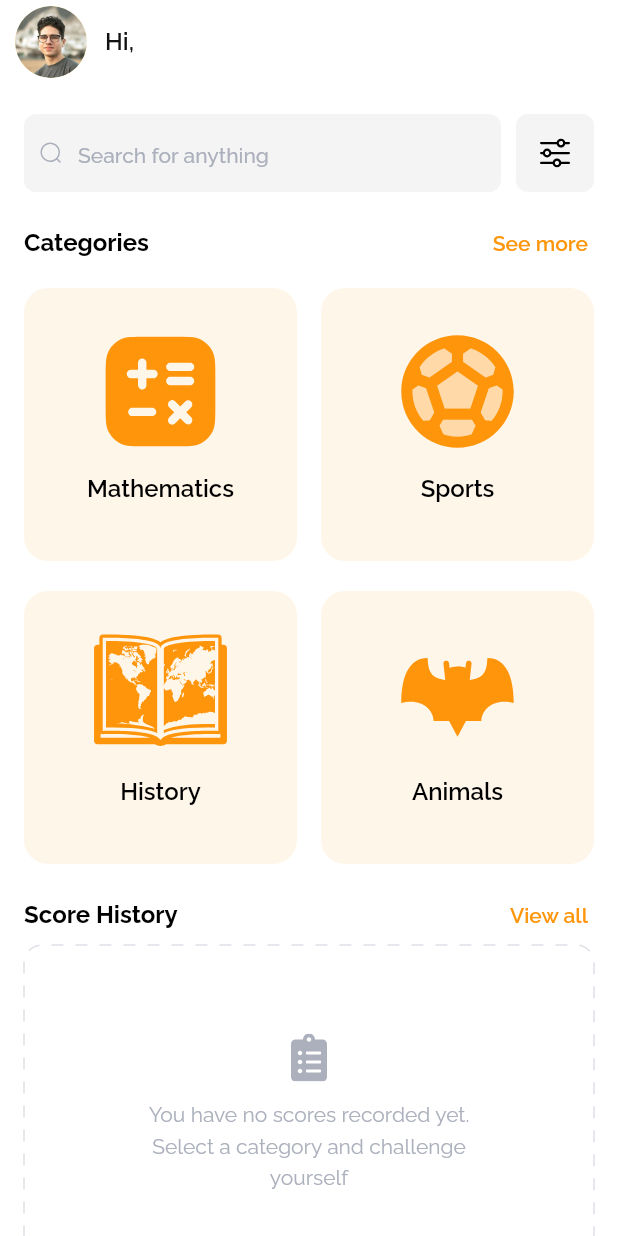
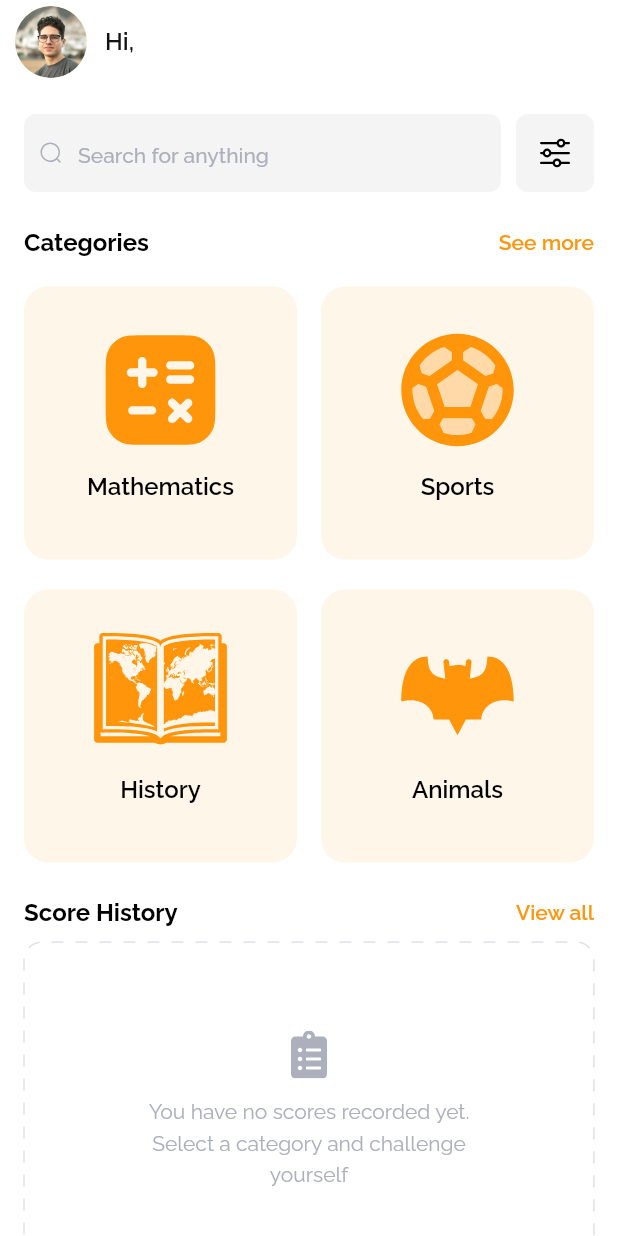
Before and after one commit to iDev-20/quizzia, a Flutter app: the HomeScreen widget shown alone on an empty page, opened directly, on a phone screen of 412 x 824 dp. Run offline on Flutter 3.47's test engine with Material 3 defaults, Android fonts, the light colour scheme and no system bars; drawn by our look-alikes of dotted_border; our stand-ins replace flutter_svg, shared_preferences; accounts and stored records are empty.

Commit message:
Refactor: Move form fields and material components to a new components directory
- Deleted app_form_fields.dart, app_material.dart, app_page.dart, dashboard_metric_grid_view.dart, and related files from resources.
- Created new components for app buttons, dropdown fields, form fields, material, page, and dashboard metric grid view.
- Updated imports in various files to reflect the new component structure.
- Ensured all functionalities remain intact after restructuring.

```diff
--- /dev/null
+++ b/lib/components/tappable_text.dart
@@ -0,0 +1,26 @@
+import 'package:flutter/material.dart';
+import 'package:quizzia/resources/app_colors.dart';
+
+class TappableText extends StatelessWidget {
+  const TappableText(
+      {super.key, required this.text, required this.onTap, this.textStyle});
+
+  final String text;
+  final VoidCallback onTap;
+  final TextStyle? textStyle;
+
+  @override
+  Widget build(BuildContext context) {
+    return InkWell(
+      onTap: onTap,
+      child: Text(
+        text,
+        style: textStyle ??
+            const TextStyle(
+                color: AppColors.black,
+                fontSize: 16,
+                fontWeight: FontWeight.w500),
+      ),
+    );
+  }
+}
--- a/lib/views/home/components/quiz_category_card.dart
+++ b/lib/views/home/components/quiz_category_card.dart
@@ -1,7 +1,7 @@
 import 'package:flutter/material.dart';
 import 'package:quizzia/models/ui_models.dart';
 import 'package:quizzia/resources/app_colors.dart';
-import 'package:quizzia/resources/app_material.dart';
+import 'package:quizzia/components/app_material.dart';
 import 'package:quizzia/views/home/components/quiz_settings_dialog.dart';
 
 class QuizCategoryCard extends StatelessWidget {
@@ -26,7 +26,7 @@ class QuizCategoryCard extends StatelessWidget {
           },
         );
       },
-      child: Ink(
+      child: Padding(
         padding: const EdgeInsets.all(24),
         child: Column(
           crossAxisAlignment: CrossAxisAlignment.center,
--- a/lib/views/home/components/quiz_dialog_components.dart
+++ b/lib/views/home/components/quiz_dialog_components.dart
@@ -2,7 +2,7 @@ import 'package:flutter/material.dart';
 import 'package:flutter_svg/svg.dart';
 import 'package:quizzia/resources/app_colors.dart';
 import 'package:quizzia/resources/app_images.dart';
-import 'package:quizzia/resources/app_material.dart';
+import 'package:quizzia/components/app_material.dart';
 import 'package:quizzia/resources/app_strings.dart';
 
 class QuizQuantityButton extends StatelessWidget {
--- a/lib/views/home/components/quiz_settings_dialog.dart
+++ b/lib/views/home/components/quiz_settings_dialog.dart
@@ -3,11 +3,11 @@
 import 'package:flutter/material.dart';
 import 'package:provider/provider.dart';
 import 'package:quizzia/navigation/navigation.dart';
-import 'package:quizzia/resources/app_buttons.dart';
+import 'package:quizzia/components/app_buttons.dart';
 import 'package:quizzia/resources/app_colors.dart';
-import 'package:quizzia/resources/app_dropdown_field.dart';
+import 'package:quizzia/components/app_dropdown_field.dart';
 import 'package:quizzia/resources/app_images.dart';
-import 'package:quizzia/resources/app_material.dart';
+import 'package:quizzia/components/app_material.dart';
 import 'package:quizzia/resources/app_strings.dart';
 import 'package:quizzia/view_models/quiz_settings_view_model.dart';
 import 'package:quizzia/views/home/components/quiz_dialog_components.dart';
--- a/lib/views/home/components/section_header.dart
+++ b/lib/views/home/components/section_header.dart
@@ -1,6 +1,6 @@
 import 'package:flutter/material.dart';
+import 'package:quizzia/components/tappable_text.dart';
 import 'package:quizzia/resources/app_colors.dart';
-import 'package:quizzia/resources/app_material.dart';
 
 class SectionHeader extends StatelessWidget {
   const SectionHeader(
@@ -27,16 +27,12 @@ class SectionHeader extends StatelessWidget {
                 fontSize: 16,
                 fontWeight: FontWeight.bold),
           ),
-          AppMaterial(
-            inkwellBorderRadius: BorderRadius.circular(8),
+          TappableText(
+            text: action,
             onTap: onTap,
-            child: Ink(
-              padding: const EdgeInsets.symmetric(horizontal: 4, vertical: 2),
-              child: Text(
-                action,
-                style: const TextStyle(
-                    color: AppColors.primaryColor, fontWeight: FontWeight.w600),
-              ),
+            textStyle: const TextStyle(
+              color: AppColors.primaryColor,
+              fontWeight: FontWeight.w600,
             ),
           ),
         ],
--- a/lib/views/home/home_screen.dart
+++ b/lib/views/home/home_screen.dart
@@ -4,12 +4,12 @@ import 'package:provider/provider.dart';
 import 'package:quizzia/models/ui_models.dart';
 import 'package:quizzia/navigation/navigation.dart';
 import 'package:quizzia/resources/app_colors.dart';
-import 'package:quizzia/resources/app_form_fields.dart';
+import 'package:quizzia/components/app_form_fields.dart';
 import 'package:quizzia/resources/app_images.dart';
-import 'package:quizzia/resources/app_material.dart';
-import 'package:quizzia/resources/app_page.dart';
+import 'package:quizzia/components/app_material.dart';
+import 'package:quizzia/components/app_page.dart';
 import 'package:quizzia/resources/app_strings.dart';
-import 'package:quizzia/resources/dashboard_metric_grid_view.dart';
+import 'package:quizzia/components/dashboard_metric_grid_view.dart';
 import 'package:quizzia/view_models/home_view_model.dart';
 import 'package:quizzia/views/home/components/quiz_category_card.dart';
 import 'package:quizzia/views/home/components/section_header.dart';
@@ -81,7 +81,7 @@ class _HomeScreenState extends State<HomeScreen> {
                   borderRadius: BorderRadius.circular(8),
                   inkwellBorderRadius: BorderRadius.circular(8),
                   onTap: () {},
-                  child: Ink(
+                  child: Padding(
                     padding: const EdgeInsets.all(14),
                     child: AppImages.svgFilterIcon,
                   ),
--- a/lib/views/home/quiz_categories_screen.dart
+++ b/lib/views/home/quiz_categories_screen.dart
@@ -1,9 +1,9 @@
 import 'package:flutter/material.dart';
 import 'package:quizzia/models/ui_models.dart';
 import 'package:quizzia/resources/app_images.dart';
-import 'package:quizzia/resources/app_page.dart';
+import 'package:quizzia/components/app_page.dart';
 import 'package:quizzia/resources/app_strings.dart';
-import 'package:quizzia/resources/dashboard_metric_grid_view.dart';
+import 'package:quizzia/components/dashboard_metric_grid_view.dart';
 import 'package:quizzia/views/home/components/quiz_category_card.dart';
 
 class QuizCategoriesScreen extends StatefulWidget {
--- a/lib/views/onboarding/about_me_screen.dart
+++ b/lib/views/onboarding/about_me_screen.dart
@@ -2,9 +2,9 @@ import 'package:flutter/material.dart';
 import 'package:provider/provider.dart';
 import 'package:quizzia/models/shared_prefs.dart';
 import 'package:quizzia/navigation/navigation.dart';
-import 'package:quizzia/resources/app_buttons.dart';
-import 'package:quizzia/resources/app_form_fields.dart';
-import 'package:quizzia/resources/app_page.dart';
+import 'package:quizzia/components/app_buttons.dart';
+import 'package:quizzia/components/app_form_fields.dart';
+import 'package:quizzia/components/app_page.dart';
 import 'package:quizzia/resources/app_strings.dart';
 import 'package:quizzia/view_models/about_me_view_model.dart';
 
--- a/lib/views/onboarding/onboarding_screen.dart
+++ b/lib/views/onboarding/onboarding_screen.dart
@@ -1,7 +1,7 @@
 import 'package:flutter/material.dart';
 import 'package:quizzia/components/app_rich_text.dart';
 import 'package:quizzia/navigation/navigation.dart';
-import 'package:quizzia/resources/app_buttons.dart';
+import 'package:quizzia/components/app_buttons.dart';
 import 'package:quizzia/resources/app_colors.dart';
 import 'package:quizzia/resources/app_images.dart';
 import 'package:quizzia/resources/app_strings.dart';
```
Also changed, not shown: lib/components/app_buttons.dart (renamed from lib/resources/app_buttons.dart), lib/components/app_dropdown_field.dart (renamed from lib/resources/app_dropdown_field.dart), lib/components/app_form_fields.dart (renamed from lib/resources/app_form_fields.dart), lib/components/app_material.dart (renamed from lib/resources/app_material.dart), lib/components/app_page.dart (renamed from lib/resources/app_page.dart), lib/components/dashboard_metric_grid_view.dart (renamed from lib/resources/dashboard_metric_grid_view.dart).
